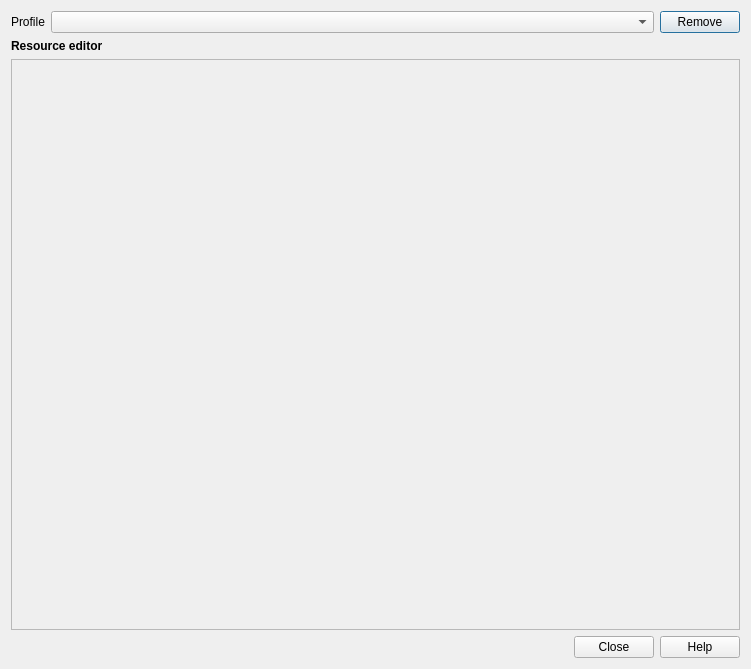
First picture: the form in safe/gui/ui/needs_manager_dialog_base.ui, repository inasafe/inasafe, before the edit.
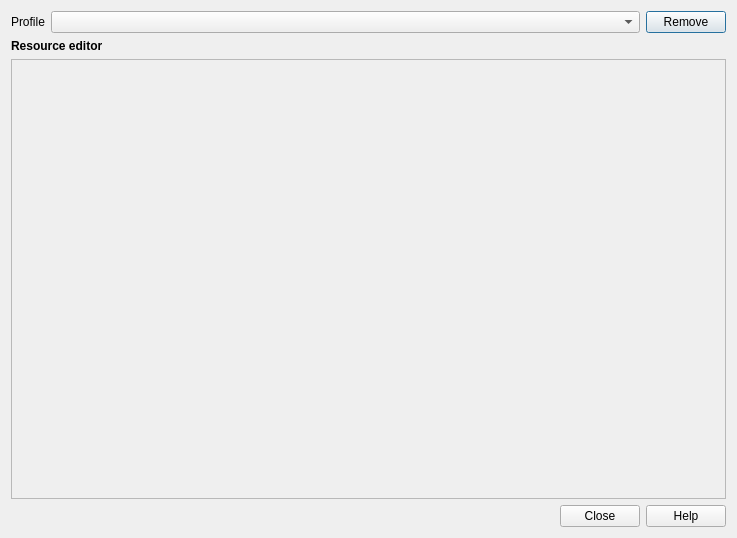
Second picture: the form after the edit. The open tabs and pages were chosen to show the change. Icons and pictures are not drawn.

```diff
--- a/safe/gui/ui/needs_manager_dialog_base.ui
+++ b/safe/gui/ui/needs_manager_dialog_base.ui
@@ -6,8 +6,8 @@
    <rect>
     <x>0</x>
     <y>0</y>
-    <width>751</width>
-    <height>669</height>
+    <width>737</width>
+    <height>538</height>
    </rect>
   </property>
   <property name="contextMenuPolicy">
@@ -255,6 +255,38 @@
        <property name="margin">
         <number>0</number>
        </property>
+       <item row="1" column="0" colspan="2">
+        <widget class="QWidget" name="resource_widget" native="true">
+         <property name="sizePolicy">
+          <sizepolicy hsizetype="Expanding" vsizetype="Expanding">
+           <horstretch>0</horstretch>
+           <verstretch>0</verstretch>
+          </sizepolicy>
+         </property>
+         <layout class="QGridLayout" name="gridLayout_4">
+          <property name="margin">
+           <number>0</number>
+          </property>
+          <item row="0" column="0">
+           <widget class="QScrollArea" name="scrollArea">
+            <property name="widgetResizable">
+             <bool>true</bool>
+            </property>
+            <widget class="QWidget" name="parameters_scrollarea">
+             <property name="geometry">
+              <rect>
+               <x>0</x>
+               <y>0</y>
+               <width>717</width>
+               <height>430</height>
+              </rect>
+             </property>
+            </widget>
+           </widget>
+          </item>
+         </layout>
+        </widget>
+       </item>
        <item row="0" column="0">
         <widget class="QLabel" name="resource_editor_label">
          <property name="font">
@@ -268,21 +300,6 @@
          </property>
         </widget>
        </item>
-       <item row="1" column="0" colspan="2">
-        <widget class="QScrollArea" name="scrollArea">
-         <property name="widgetResizable">
-          <bool>true</bool>
-         </property>
-         <widget class="QWidget" name="resource_widget" native="true">
-          <property name="sizePolicy">
-           <sizepolicy hsizetype="Expanding" vsizetype="Expanding">
-            <horstretch>0</horstretch>
-            <verstretch>0</verstretch>
-           </sizepolicy>
-          </property>
-         </widget>
-        </widget>
-       </item>
       </layout>
      </widget>
     </widget>
```
Left out of the diff: 4 changed lines with no effect on the pictures.
